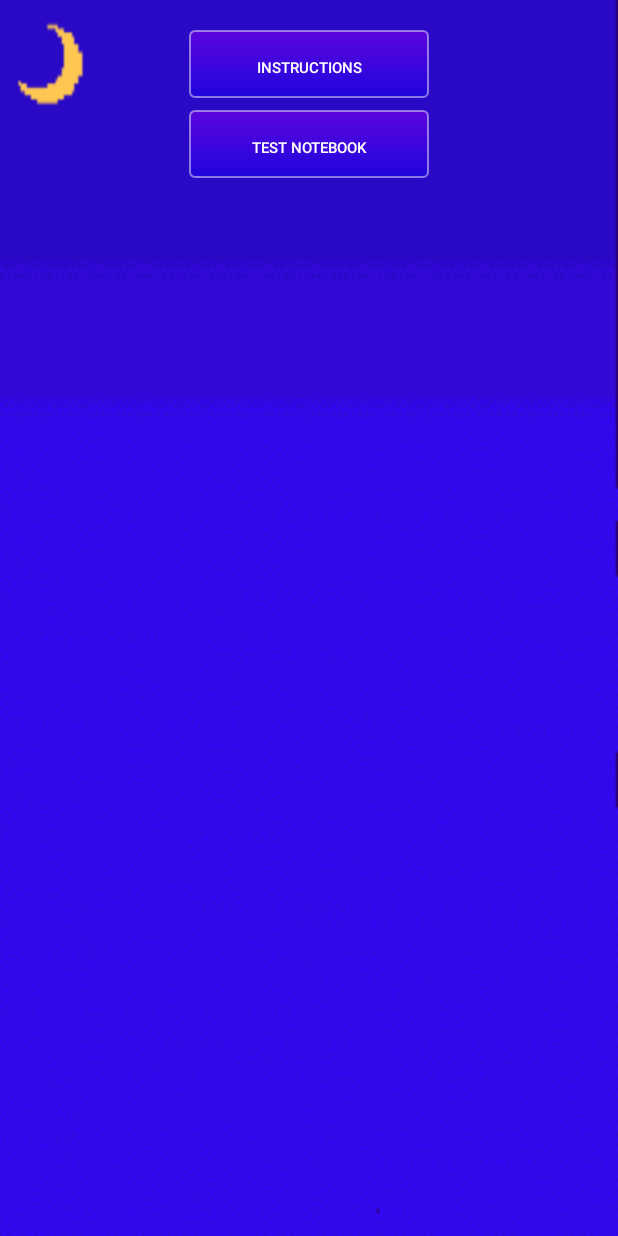
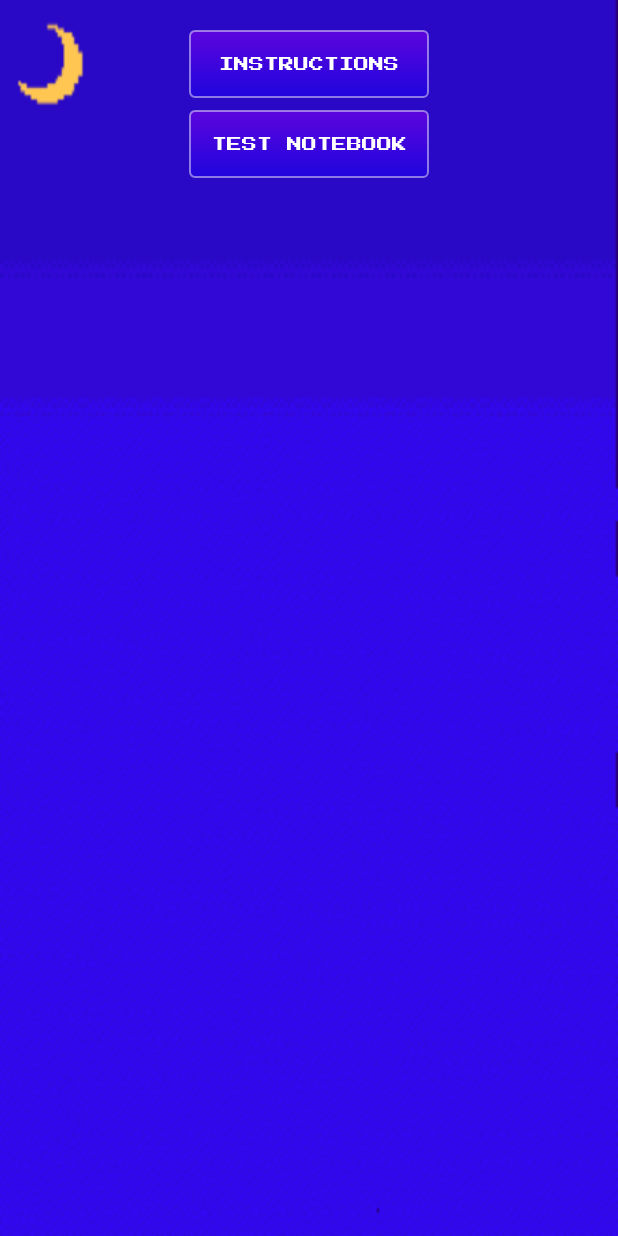
Before and after one commit to petnica-meteor-group/meteor-observation-notebook, an Android app: the OtherActivity screen opened directly, with no data from a screen before it, on a phone screen of 412 x 824 dp. Run offline under Robolectric (Android 15) with nearby library versions, the phone set to English and light mode, and no system bars.

Commit message:
Update aestetics

```diff
--- a/app/src/main/java/petnicameteorgroup/meteorobservationnotebook/activities/ObservationResultsActivity.java
+++ b/app/src/main/java/petnicameteorgroup/meteorobservationnotebook/activities/ObservationResultsActivity.java
@@ -2,6 +2,7 @@ package petnicameteorgroup.meteorobservationnotebook.activities;
 
 import android.content.DialogInterface;
 import android.content.Intent;
+import android.graphics.Typeface;
 import android.graphics.drawable.ColorDrawable;
 import android.os.Bundle;
 import android.support.v7.app.AlertDialog;
@@ -33,6 +34,9 @@ public class ObservationResultsActivity  extends AppCompatActivity {
     protected void onCreate(Bundle savedInstanceState) {
         super.onCreate(savedInstanceState);
         setContentView(R.layout.activity_observation_results);
+
+        Typeface font = Typeface.createFromAsset(getAssets(), "fonts/PressStart2P-Regular.ttf");
+        ((TextView) findViewById(R.id.title)).setTypeface(font);
 
         final ListView listView = (ListView) findViewById(R.id.results_list_view);
         listView.setOnItemClickListener(new AdapterView.OnItemClickListener() {
--- a/app/src/main/java/petnicameteorgroup/meteorobservationnotebook/activities/OtherActivity.java
+++ b/app/src/main/java/petnicameteorgroup/meteorobservationnotebook/activities/OtherActivity.java
@@ -1,9 +1,12 @@
 package petnicameteorgroup.meteorobservationnotebook.activities;
 
 import android.content.Intent;
+import android.graphics.Typeface;
 import android.support.v7.app.AppCompatActivity;
 import android.os.Bundle;
 import android.view.View;
+import android.widget.Button;
+import android.widget.TextView;
 
 import petnicameteorgroup.meteorobservationnotebook.R;
 
@@ -13,6 +16,10 @@ public class OtherActivity extends AppCompatActivity {
     protected void onCreate(Bundle savedInstanceState) {
         super.onCreate(savedInstanceState);
         setContentView(R.layout.activity_other);
+
+        Typeface font = Typeface.createFromAsset(getAssets(), "fonts/PressStart2P-Regular.ttf");
+        ((Button) findViewById(R.id.button_instructions)).setTypeface(font);
+        ((Button) findViewById(R.id.button_test_notebook)).setTypeface(font);
     }
 
     public void showInstructions(View v) {
--- a/app/src/main/java/petnicameteorgroup/meteorobservationnotebook/utils/NoteFragment.java
+++ b/app/src/main/java/petnicameteorgroup/meteorobservationnotebook/utils/NoteFragment.java
@@ -2,6 +2,7 @@ package petnicameteorgroup.meteorobservationnotebook.utils;
 
 import android.graphics.Bitmap;
 import android.graphics.BitmapFactory;
+import android.graphics.Typeface;
 import android.graphics.drawable.BitmapDrawable;
 import android.os.Bundle;
 import android.support.v4.app.Fragment;
@@ -36,6 +37,8 @@ public class NoteFragment extends Fragment {
 
         String clockTime = args.getString(NOTE_CLOCKTIME_ARG);
         TextView textView = rootView.findViewById(R.id.note_clocktime);
+        Typeface font = Typeface.createFromAsset(getContext().getAssets(), "fonts/PressStart2P-Regular.ttf");
+        textView.setTypeface(font);
         textView.setText(clockTime);
 
         return rootView;
--- a/app/src/main/java/petnicameteorgroup/meteorobservationnotebook/utils/ObservationResultsAdapter.java
+++ b/app/src/main/java/petnicameteorgroup/meteorobservationnotebook/utils/ObservationResultsAdapter.java
@@ -1,6 +1,7 @@
 package petnicameteorgroup.meteorobservationnotebook.utils;
 
 import android.content.Context;
+import android.graphics.Typeface;
 import android.view.LayoutInflater;
 import android.view.View;
 import android.view.ViewGroup;
@@ -35,6 +36,8 @@ public class ObservationResultsAdapter extends ArrayAdapter<Night> {
 
         if (night != null) {
             TextView name = view.findViewById(R.id.name);
+            Typeface font = Typeface.createFromAsset(getContext().getAssets(), "fonts/PressStart2P-Regular.ttf");
+            name.setTypeface(font);
             name.setText(night.getUIName());
         }
 
--- a/app/src/main/res/layout/activity_observation_results.xml
+++ b/app/src/main/res/layout/activity_observation_results.xml
@@ -7,6 +7,7 @@
     android:background="@drawable/background2">
 
     <TextView
+        android:id="@+id/title"
         android:layout_width="match_parent"
         android:layout_height="wrap_content"
         android:text="@string/nights"
--- a/app/src/main/res/layout/activity_other.xml
+++ b/app/src/main/res/layout/activity_other.xml
@@ -11,6 +11,7 @@
     android:background="@drawable/background2">
 
     <Button
+        android:id="@+id/button_instructions"
         android:layout_width="160dp"
         android:layout_height="45dp"
         android:text="@string/instructions"
@@ -24,6 +25,7 @@
     </Button>
 
     <Button
+        android:id="@+id/button_test_notebook"
         android:layout_width="160dp"
         android:layout_height="45dp"
         android:text="@string/test_notebook"
```
